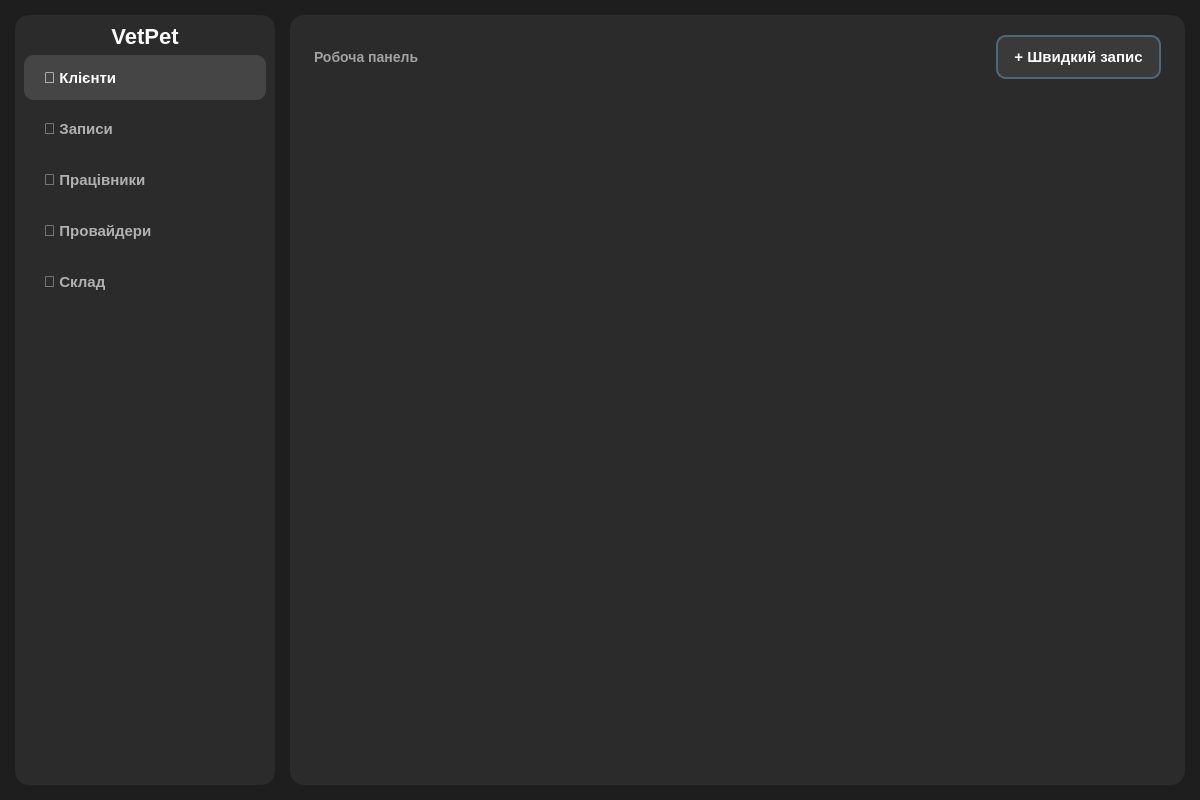
This is VetPet/VetPet/mainwindow.ui in theloomik/OOP-Coursework as Qt 5 draws it before an edit. The edited form follows.
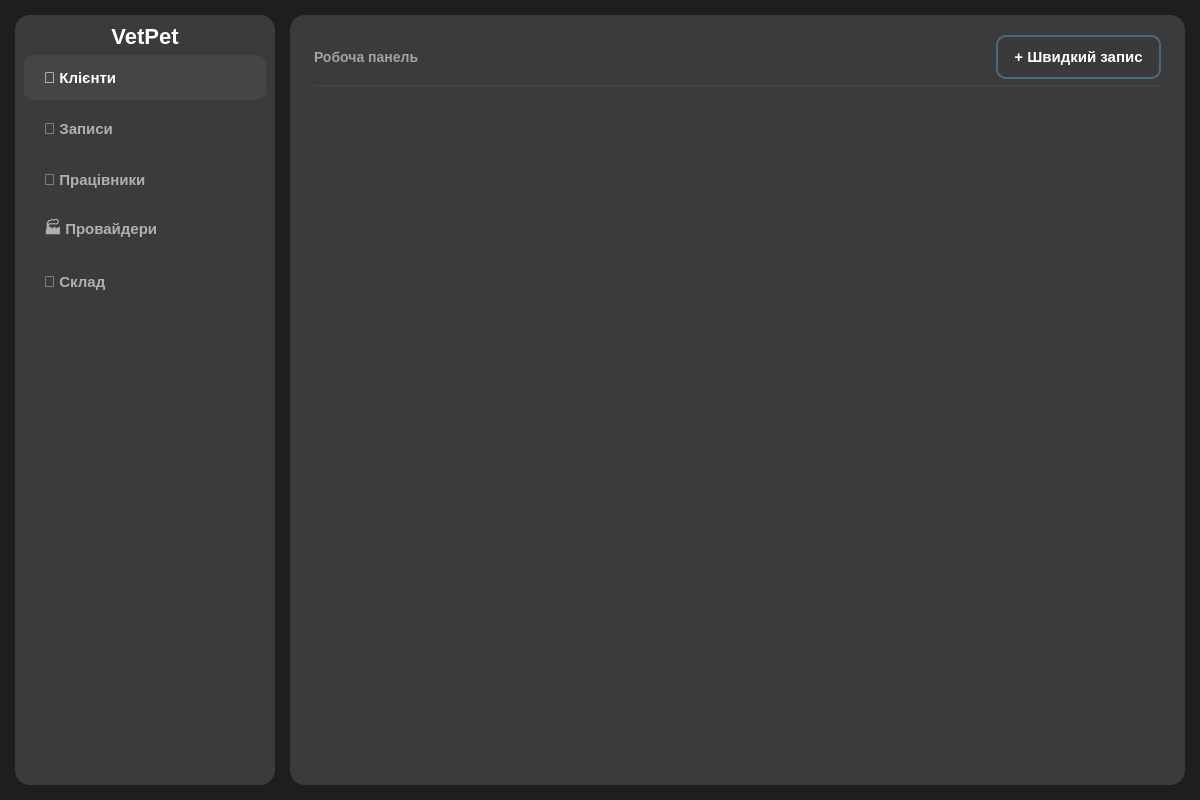
This is the edited form.

Commit message: Refine UI styling and spacing across views

What changed in the file:
```diff
--- a/VetPet/VetPet/mainwindow.ui
+++ b/VetPet/VetPet/mainwindow.ui
@@ -16,7 +16,7 @@
   <property name="styleSheet">
    <string>
     QMainWindow { background-color: #1E1E1E; font-family: "Segoe UI", "Inter", Arial; }
-    QWidget#sidebarWidget, QWidget#mainWidget { background-color: #2B2B2B; border-radius: 14px; }
+    QWidget#sidebarWidget, QWidget#mainWidget { background-color: #3B3B3B; border-radius: 15px; }
     QLabel#logoLabel { color: #FFFFFF; font-size: 22px; font-weight: bold; }
     QLabel { color: #FFFFFF; }
     QPushButton {
@@ -149,7 +149,7 @@
        <item>
         <widget class="QPushButton" name="navProvidersBtn">
          <property name="text">
-          <string>🏢 Провайдери</string>
+          <string>🏭 Провайдери</string>
          </property>
          <property name="checkable">
           <bool>true</bool>
@@ -243,6 +243,25 @@
          </item>
         </layout>
        </item>
+       <item>
+        <widget class="QFrame" name="headerSeparator">
+         <property name="maximumSize">
+          <size>
+           <width>16777215</width>
+           <height>1</height>
+          </size>
+         </property>
+         <property name="styleSheet">
+          <string>QFrame { background-color: rgba(255,255,255,15); border: none; }</string>
+         </property>
+         <property name="frameShape">
+          <enum>QFrame::HLine</enum>
+         </property>
+         <property name="frameShadow">
+          <enum>QFrame::Plain</enum>
+         </property>
+        </widget>
+       </item>
        <item>
         <widget class="QStackedWidget" name="stackedWidget">
          <property name="currentIndex">
```
Left out of the diff: 2 changed lines with no effect on the pictures. The commit also changes 7 other files.
